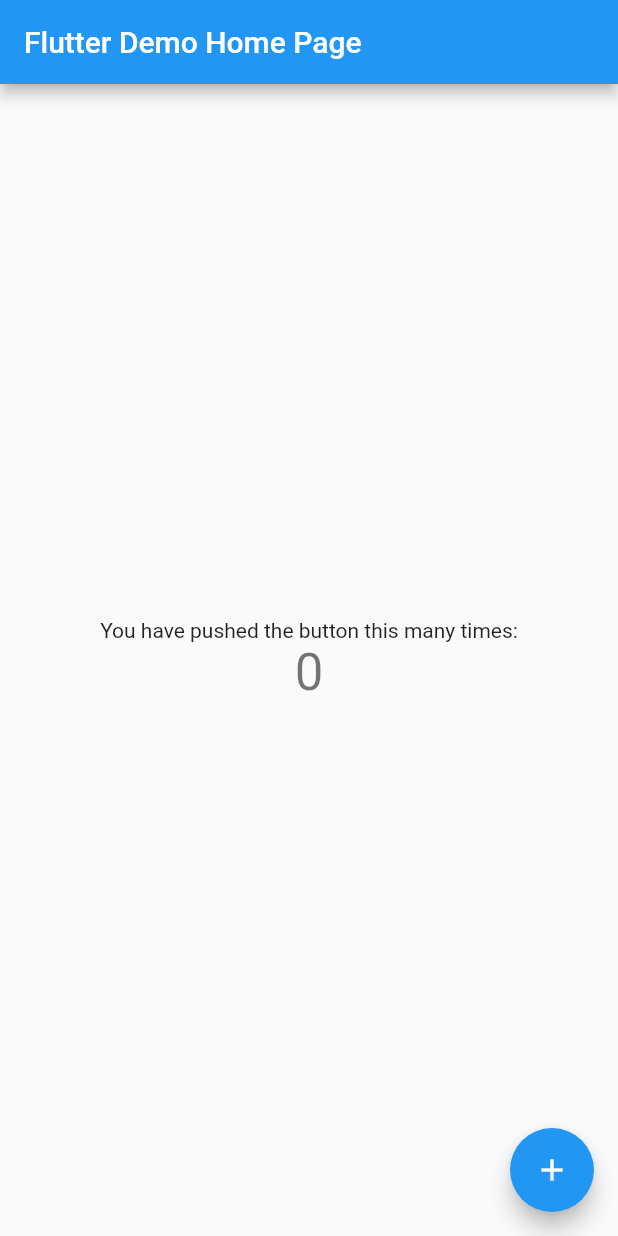
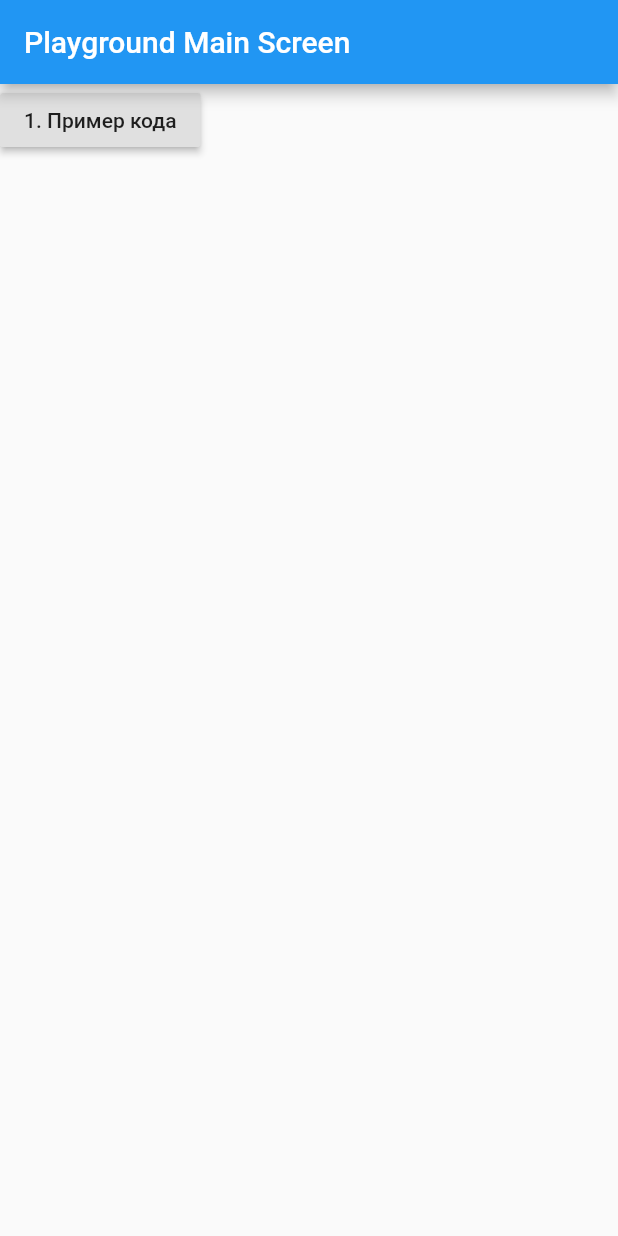
Before and after one commit to mattydeprecate/flutter-playground, a Flutter app: the screen it shows after launch, on a phone screen of 412 x 824 dp. Run offline on Flutter 3.47's test engine with Material 2 defaults, Android fonts, the light colour scheme and no system bars.

Commit message:
Add Initial screen and route button

```diff
--- /dev/null
+++ b/lib/example1_screen.dart
@@ -0,0 +1,8 @@
+import 'package:flutter/material.dart';
+
+class ExampleScreen extends StatelessWidget {
+  @override
+  Widget build(BuildContext context) {
+    return Scaffold(appBar: AppBar(), body: Text("Example 1"));
+  }
+}
--- a/lib/main.dart
+++ b/lib/main.dart
@@ -1,117 +1,16 @@
 import 'package:flutter/material.dart';
+import 'package:flutter_playground/main_screen.dart';
 
 void main() {
-  runApp(MyApp());
+  runApp(InitialScreen());
 }
 
-class MyApp extends StatelessWidget {
-  // This widget is the root of your application.
+class InitialScreen extends StatelessWidget {
   @override
   Widget build(BuildContext context) {
     return MaterialApp(
-      title: 'Flutter Demo',
-      theme: ThemeData(
-        // This is the theme of your application.
-        //
-        // Try running your application with "flutter run". You'll see the
-        // application has a blue toolbar. Then, without quitting the app, try
-        // changing the primarySwatch below to Colors.green and then invoke
-        // "hot reload" (press "r" in the console where you ran "flutter run",
-        // or simply save your changes to "hot reload" in a Flutter IDE).
-        // Notice that the counter didn't reset back to zero; the application
-        // is not restarted.
-        primarySwatch: Colors.blue,
-        // This makes the visual density adapt to the platform that you run
-        // the app on. For desktop platforms, the controls will be smaller and
-        // closer together (more dense) than on mobile platforms.
-        visualDensity: VisualDensity.adaptivePlatformDensity,
-      ),
-      home: MyHomePage(title: 'Flutter Demo Home Page'),
+      title: 'Flutter Playground',
+      home: MainScreen(),
     );
   }
 }
-
-class MyHomePage extends StatefulWidget {
-  MyHomePage({Key key, this.title}) : super(key: key);
-
-  // This widget is the home page of your application. It is stateful, meaning
-  // that it has a State object (defined below) that contains fields that affect
-  // how it looks.
-
-  // This class is the configuration for the state. It holds the values (in this
-  // case the title) provided by the parent (in this case the App widget) and
-  // used by the build method of the State. Fields in a Widget subclass are
-  // always marked "final".
-
-  final String title;
-
-  @override
-  _MyHomePageState createState() => _MyHomePageState();
-}
-
-class _MyHomePageState extends State<MyHomePage> {
-  int _counter = 0;
-
-  void _incrementCounter() {
-    setState(() {
-      // This call to setState tells the Flutter framework that something has
-      // changed in this State, which causes it to rerun the build method below
-      // so that the display can reflect the updated values. If we changed
-      // _counter without calling setState(), then the build method would not be
-      // called again, and so nothing would appear to happen.
-      _counter++;
-    });
-  }
-
-  @override
-  Widget build(BuildContext context) {
-    // This method is rerun every time setState is called, for instance as done
-    // by the _incrementCounter method above.
-    //
-    // The Flutter framework has been optimized to make rerunning build methods
-    // fast, so that you can just rebuild anything that needs updating rather
-    // than having to individually change instances of widgets.
-    return Scaffold(
-      appBar: AppBar(
-        // Here we take the value from the MyHomePage object that was created by
-        // the App.build method, and use it to set our appbar title.
-        title: Text(widget.title),
-      ),
-      body: Center(
-        // Center is a layout widget. It takes a single child and positions it
-        // in the middle of the parent.
-        child: Column(
-          // Column is also a layout widget. It takes a list of children and
-          // arranges them vertically. By default, it sizes itself to fit its
-          // children horizontally, and tries to be as tall as its parent.
-          //
-          // Invoke "debug painting" (press "p" in the console, choose the
-          // "Toggle Debug Paint" action from the Flutter Inspector in Android
-          // Studio, or the "Toggle Debug Paint" command in Visual Studio Code)
-          // to see the wireframe for each widget.
-          //
-          // Column has various properties to control how it sizes itself and
-          // how it positions its children. Here we use mainAxisAlignment to
-          // center the children vertically; the main axis here is the vertical
-          // axis because Columns are vertical (the cross axis would be
-          // horizontal).
-          mainAxisAlignment: MainAxisAlignment.center,
-          children: <Widget>[
-            Text(
-              'You have pushed the button this many times:',
-            ),
-            Text(
-              '$_counter',
-              style: Theme.of(context).textTheme.headline4,
-            ),
-          ],
-        ),
-      ),
-      floatingActionButton: FloatingActionButton(
-        onPressed: _incrementCounter,
-        tooltip: 'Increment',
-        child: Icon(Icons.add),
-      ), // This trailing comma makes auto-formatting nicer for build methods.
-    );
-  }
-}
--- /dev/null
+++ b/lib/main_screen.dart
@@ -0,0 +1,45 @@
+import 'package:flutter/material.dart';
+import 'package:flutter_playground/example1_screen.dart';
+
+class MainScreen extends StatelessWidget {
+  @override
+  Widget build(BuildContext context) {
+    return Scaffold(
+      appBar: AppBar(
+        title: Text("Playground Main Screen"),
+      ),
+      body: Column(
+        children: [
+          ScreenButton(
+            pushWidget: ExampleScreen(),
+          ),
+        ],
+      ),
+    );
+  }
+}
+
+class ScreenButton extends StatelessWidget {
+  final Widget pushWidget;
+
+  const ScreenButton({
+    Key key,
+    this.pushWidget,
+  }) : super(key: key);
+
+  @override
+  Widget build(BuildContext context) {
+    return RaisedButton(
+      child: Text("1. Пример кода"),
+      onPressed: () {
+        Navigator.of(context).push(
+          MaterialPageRoute(
+            builder: (BuildContext context) {
+              return pushWidget;
+            },
+          ),
+        );
+      },
+    );
+  }
+}
```
Also changed, not shown: pubspec.yaml (+0 -55 lines), 1 other file.
